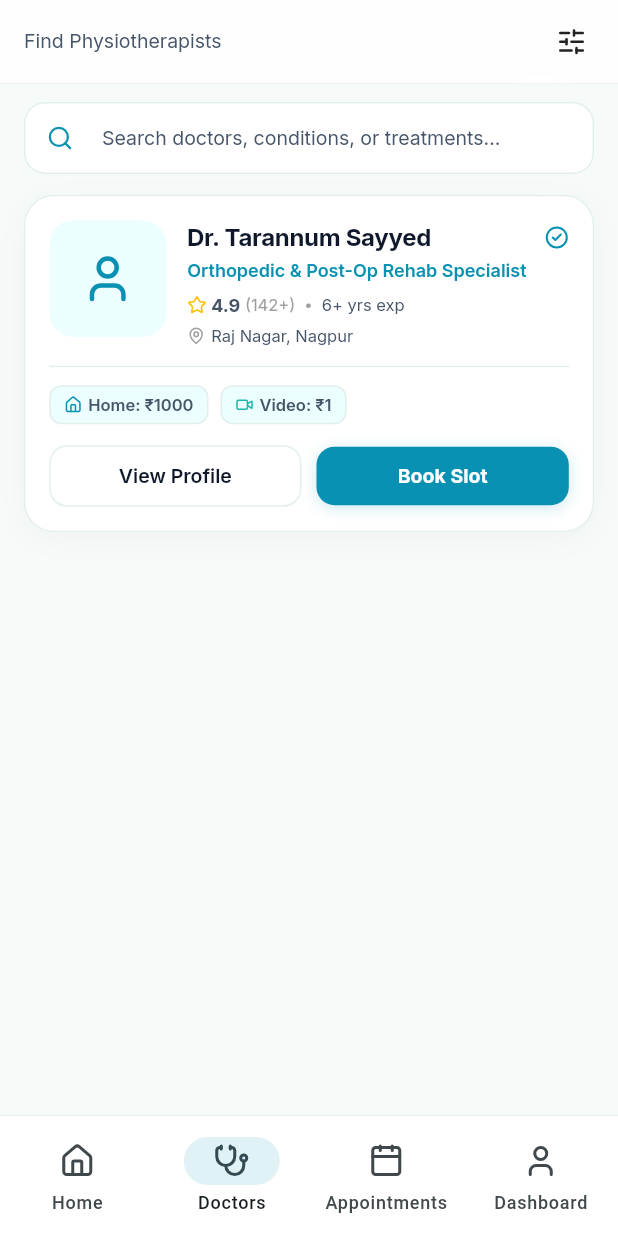
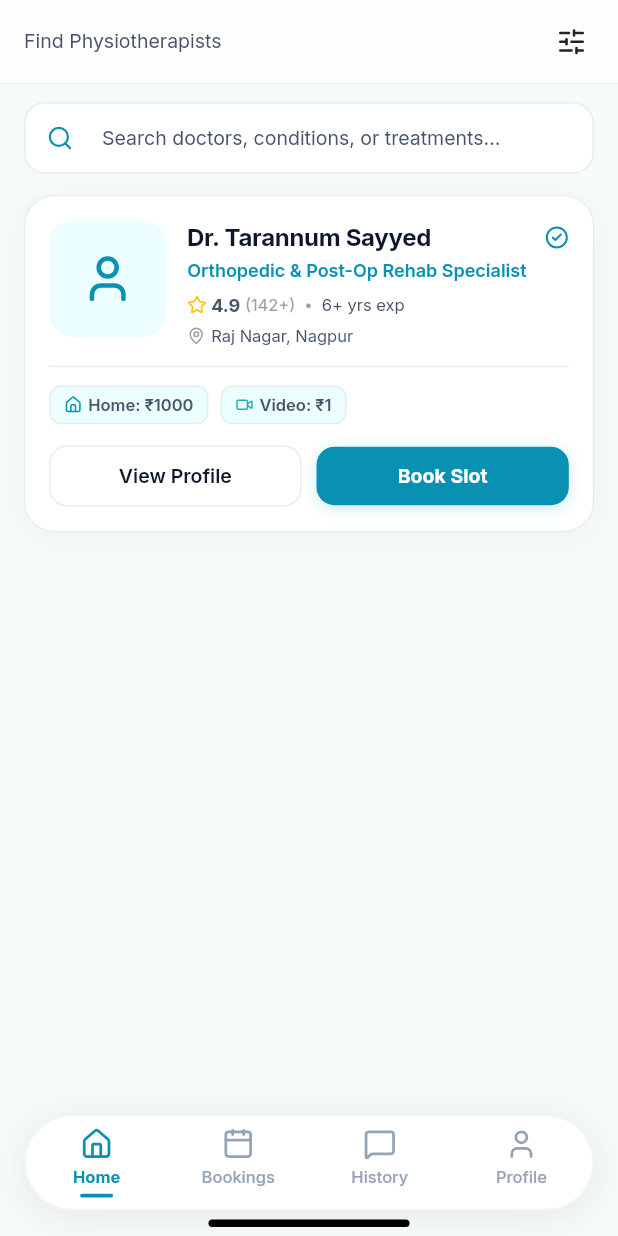
Before and after one commit to SyraSys/Physio-Prime, a Flutter app: the DoctorsScreen screen opened by its route, on a phone screen of 412 x 824 dp. Run offline on Flutter 3.47's test engine with Material 3 defaults, Android fonts, the phone set to English and light mode, and no system bars; drawn by our look-alikes of cached_network_image; our stand-ins replace dio, flutter_animate, flutter_riverpod, flutter_secure_storage, go_router, google_fonts and 3 more; accounts and stored records are empty; network calls fail.

Commit message:
feat(navigation): implement floating bottom navigation bar with updated route bindings

```diff
--- a/lib/core/router/app_router.dart
+++ b/lib/core/router/app_router.dart
@@ -1,4 +1,3 @@
-import 'dart:ui';
 import 'package:flutter/material.dart';
 import 'package:go_router/go_router.dart';
 import 'package:lucide_icons/lucide_icons.dart';
@@ -39,6 +38,18 @@ final appRouter = GoRouter(
           builder: (context, state) => const HomeScreen(),
         ),
         GoRoute(
+          path: '/bookings',
+          builder: (context, state) => const AppointmentsScreen(),
+        ),
+        GoRoute(
+          path: '/history',
+          builder: (context, state) => const DashboardScreen(),
+        ),
+        GoRoute(
+          path: '/profile',
+          builder: (context, state) => const ProfileScreen(),
+        ),
+        GoRoute(
           path: '/doctors',
           builder: (context, state) => const DoctorsScreen(),
         ),
@@ -68,11 +79,6 @@ final appRouter = GoRouter(
       path: '/forgot-password',
       parentNavigatorKey: _rootNavigatorKey,
       builder: (context, state) => const ForgotPasswordScreen(),
-    ),
-    GoRoute(
-      path: '/profile',
-      parentNavigatorKey: _rootNavigatorKey,
-      builder: (context, state) => const ProfileScreen(),
     ),
     GoRoute(
       path: '/categories/:slug',
@@ -167,9 +173,9 @@ class ScaffoldWithNavBar extends StatelessWidget {
 
   int _calculateSelectedIndex(BuildContext context) {
     final String location = GoRouterState.of(context).matchedLocation;
-    if (location.startsWith('/doctors')) return 1;
-    if (location.startsWith('/appointments')) return 2;
-    if (location.startsWith('/dashboard')) return 3;
+    if (location.startsWith('/bookings') || location.startsWith('/appointments')) return 1;
+    if (location.startsWith('/history') || location.startsWith('/dashboard')) return 2;
+    if (location.startsWith('/profile')) return 3;
     return 0;
   }
 
@@ -179,60 +185,148 @@ class ScaffoldWithNavBar extends StatelessWidget {
         context.go('/');
         break;
       case 1:
-        context.go('/doctors');
+        context.go('/bookings');
         break;
       case 2:
-        context.go('/appointments');
+        context.go('/history');
         break;
       case 3:
-        context.go('/dashboard');
+        context.go('/profile');
         break;
     }
   }
 
   @override
   Widget build(BuildContext context) {
+    final selectedIndex = _calculateSelectedIndex(context);
+
     return Scaffold(
       extendBody: true,
+      backgroundColor: const Color(0xFFF8FAFB),
       body: child,
-      bottomNavigationBar: ClipRect(
-        child: BackdropFilter(
-          filter: ImageFilter.blur(sigmaX: 20, sigmaY: 20),
-          child: Container(
-            decoration: const BoxDecoration(
-              color: Color(0xE6FFFFFF), // 90% translucent white
-              border: Border(
-                top: BorderSide(color: Color(0x14000000), width: 0.5),
+      bottomNavigationBar: SafeArea(
+        top: false,
+        child: Padding(
+          padding: const EdgeInsets.fromLTRB(16, 0, 16, 6),
+          child: Column(
+            mainAxisSize: MainAxisSize.min,
+            children: [
+              Container(
+                height: 64,
+                decoration: BoxDecoration(
+                  color: Colors.white,
+                  borderRadius: BorderRadius.circular(32),
+                  border: Border.all(color: const Color(0xFFF1F5F9), width: 1.2),
+                  boxShadow: const [
+                    BoxShadow(
+                      color: Color(0x140F172A),
+                      blurRadius: 20,
+                      spreadRadius: 0,
+                      offset: Offset(0, 4),
+                    ),
+                  ],
+                ),
+                child: Row(
+                  children: [
+                    _NavBarItem(
+                      icon: LucideIcons.home,
+                      label: 'Home',
+                      isSelected: selectedIndex == 0,
+                      onTap: () => _onItemTapped(0, context),
+                    ),
+                    _NavBarItem(
+                      icon: LucideIcons.calendar,
+                      label: 'Bookings',
+                      isSelected: selectedIndex == 1,
+                      onTap: () => _onItemTapped(1, context),
+                    ),
+                    _NavBarItem(
+                      icon: LucideIcons.messageSquare,
+                      label: 'History',
+                      isSelected: selectedIndex == 2,
+                      onTap: () => _onItemTapped(2, context),
+                    ),
+                    _NavBarItem(
+                      icon: LucideIcons.user,
+                      label: 'Profile',
+                      isSelected: selectedIndex == 3,
+                      onTap: () => _onItemTapped(3, context),
+                    ),
+                  ],
+                ),
               ),
-            ),
-            child: NavigationBar(
-              backgroundColor: Colors.transparent,
-              elevation: 0,
-              indicatorColor: const Color(0x1F0891B2),
-              selectedIndex: _calculateSelectedIndex(context),
-              onDestinationSelected: (idx) => _onItemTapped(idx, context),
-              destinations: const [
-                NavigationDestination(
-                  icon: Icon(LucideIcons.home),
-                  label: 'Home',
+              const SizedBox(height: 6),
+              Center(
+                child: Container(
+                  width: 134,
+                  height: 5,
+                  decoration: BoxDecoration(
+                    color: Colors.black,
+                    borderRadius: BorderRadius.circular(2.5),
+                  ),
                 ),
-                NavigationDestination(
-                  icon: Icon(LucideIcons.stethoscope),
-                  label: 'Doctors',
-                ),
-                NavigationDestination(
-                  icon: Icon(LucideIcons.calendar),
-                  label: 'Appointments',
-                ),
-                NavigationDestination(
-                  icon: Icon(LucideIcons.user),
-                  label: 'Dashboard',
-                ),
-              ],
-            ),
+              ),
+            ],
           ),
         ),
       ),
     );
   }
 }
+
+class _NavBarItem extends StatelessWidget {
+  final IconData icon;
+  final String label;
+  final bool isSelected;
+  final VoidCallback onTap;
+
+  const _NavBarItem({
+    required this.icon,
+    required this.label,
+    required this.isSelected,
+    required this.onTap,
+  });
+
+  @override
+  Widget build(BuildContext context) {
+    const activeColor = Color(0xFF0891B2);
+    const inactiveColor = Color(0xFF94A3B8);
+    final color = isSelected ? activeColor : inactiveColor;
+
+    return Expanded(
+      child: InkWell(
+        onTap: onTap,
+        splashColor: Colors.transparent,
+        highlightColor: Colors.transparent,
+        child: Column(
+          mainAxisAlignment: MainAxisAlignment.center,
+          children: [
+            Icon(
+              icon,
+              size: 22,
+              color: color,
+            ),
+            const SizedBox(height: 3),
+            Text(
+              label,
+              style: TextStyle(
+                fontSize: 11,
+                fontWeight: isSelected ? FontWeight.w700 : FontWeight.w500,
+                color: color,
+              ),
+            ),
+            const SizedBox(height: 3),
+            Container(
+              width: 22,
+              height: 2.5,
+              decoration: BoxDecoration(
+                color: isSelected ? activeColor : Colors.transparent,
+                borderRadius: BorderRadius.circular(2),
+              ),
+            ),
+          ],
+        ),
+      ),
+    );
+  }
+}
```
